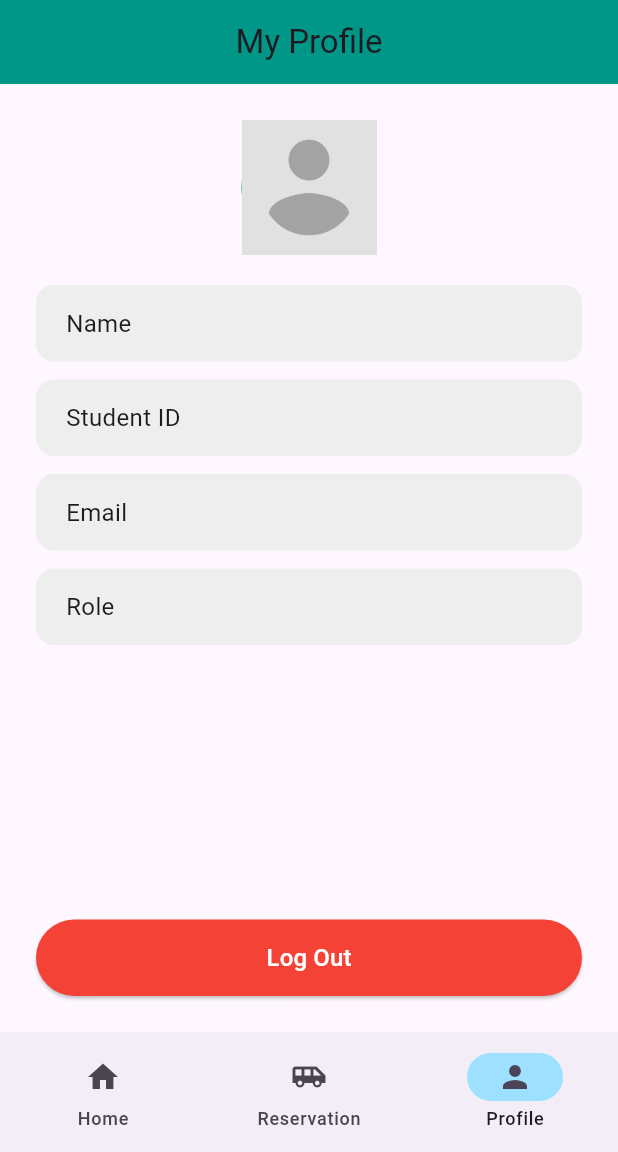
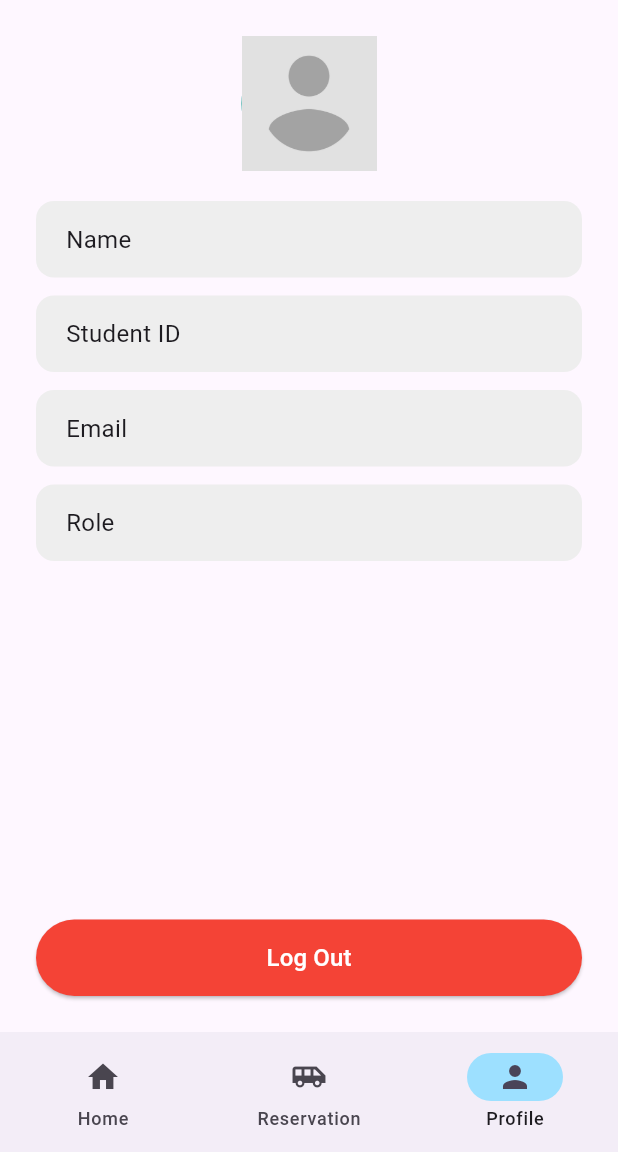
Before and after one commit to Drylius/Beetle, a Flutter app: the screen it shows once a user with an empty profile is signed in, item 3 of the bottom bar chosen, on a phone screen of 412 x 824 dp, the part 84-1236 px from its top. Run offline on Flutter 3.47's test engine with Material 3 defaults, Android fonts, the phone set to English and light mode, and no system bars; our stand-ins replace cloud_firestore, firebase_auth, firebase_core; accounts and stored records are empty; generated files the repository leaves out were written again; Roboto replaces fonts that are missing (pacifico).

Commit message:
Final Revision Part 2

```diff
--- a/lib/pages/detail/calendar_view_screen.dart
+++ b/lib/pages/detail/calendar_view_screen.dart
@@ -1,3 +1,4 @@
+import 'package:beetle/pages/home/main_screen_user.dart';
 import 'package:flutter/material.dart';
 import 'package:intl/intl.dart';
 import 'package:firebase_auth/firebase_auth.dart';
@@ -124,11 +125,12 @@ class _CalendarViewScreenState extends State<CalendarViewScreen> {
           ),
         );
 
-        Navigator.push(
+        Navigator.pushAndRemoveUntil(
           context,
           MaterialPageRoute(
-            builder: (_) => MyReservationScreen(userId: registration.userId),
+            builder: (_) => MainScreenUser(userId: registration.userId, index: 1,),
           ),
+          (Route<dynamic> route) => false,
         );
       }
     } catch (e) {
--- a/lib/pages/home/main_screen_user.dart
+++ b/lib/pages/home/main_screen_user.dart
@@ -9,12 +9,14 @@ class MainScreenUser extends StatefulWidget {
   MainScreenUser({
     super.key,
     // required this.appTitle
-    required this.userId
+    required this.userId,
+    this.index
     });
 
   // final String appTitle;
   final String userId;
   final shuttleRepository = ShuttleRepository();
+  final int? index;
 
  @override
   State<MainScreenUser> createState() {
@@ -24,7 +26,14 @@ class MainScreenUser extends StatefulWidget {
 
 class _MainScreenUserState extends State<MainScreenUser> {
   // int currentPageIndex = 0;
-  int _selectedIndex = 0;
+  late int _selectedIndex;
+
+  @override
+  void initState() {
+    super.initState();
+    // 2. Assign the value here. At this point, 'widget' is fully accessible.
+    _selectedIndex = widget.index ?? 0;
+  }
 
   @override
   Widget build(BuildContext context) {
--- a/lib/pages/my_reservation/my_reservation_screen.dart
+++ b/lib/pages/my_reservation/my_reservation_screen.dart
@@ -113,10 +113,6 @@ class MyReservationScreen extends StatelessWidget {
   @override
   Widget build(BuildContext context) {
     return Scaffold(
-      appBar: AppBar(
-        title: const Center(child: Text("My Reservations")),
-        backgroundColor: Colors.teal,
-      ),
 
       // ✅ First stream: listen to user's reservations (real-time update)
       body: StreamBuilder<List<ShuttleRegistration>>(
--- a/lib/pages/profile/profile_screen.dart
+++ b/lib/pages/profile/profile_screen.dart
@@ -47,10 +47,6 @@ class _ProfileScreenState extends State<ProfileScreen> {
   @override
   Widget build(BuildContext context) {
     return Scaffold(
-      appBar: AppBar(
-        title: Center(child: const Text("My Profile")),
-        backgroundColor: Colors.teal,
-      ),
       body: _loading
           ? const Center(child: CircularProgressIndicator())
           : _userData == null
```
